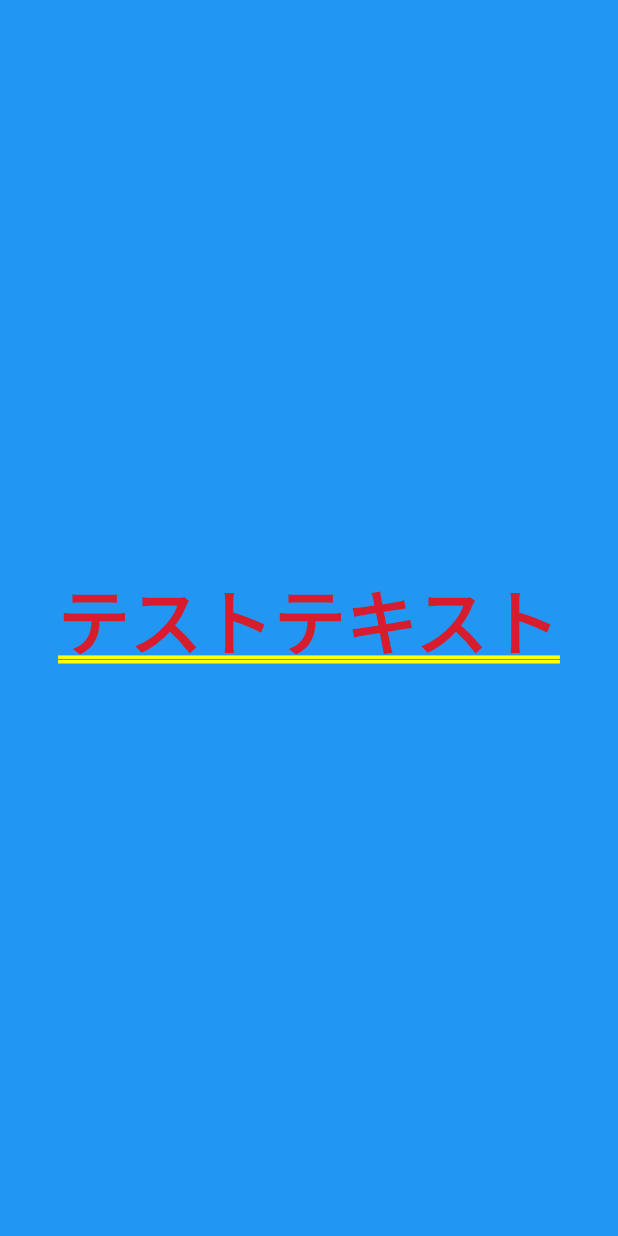
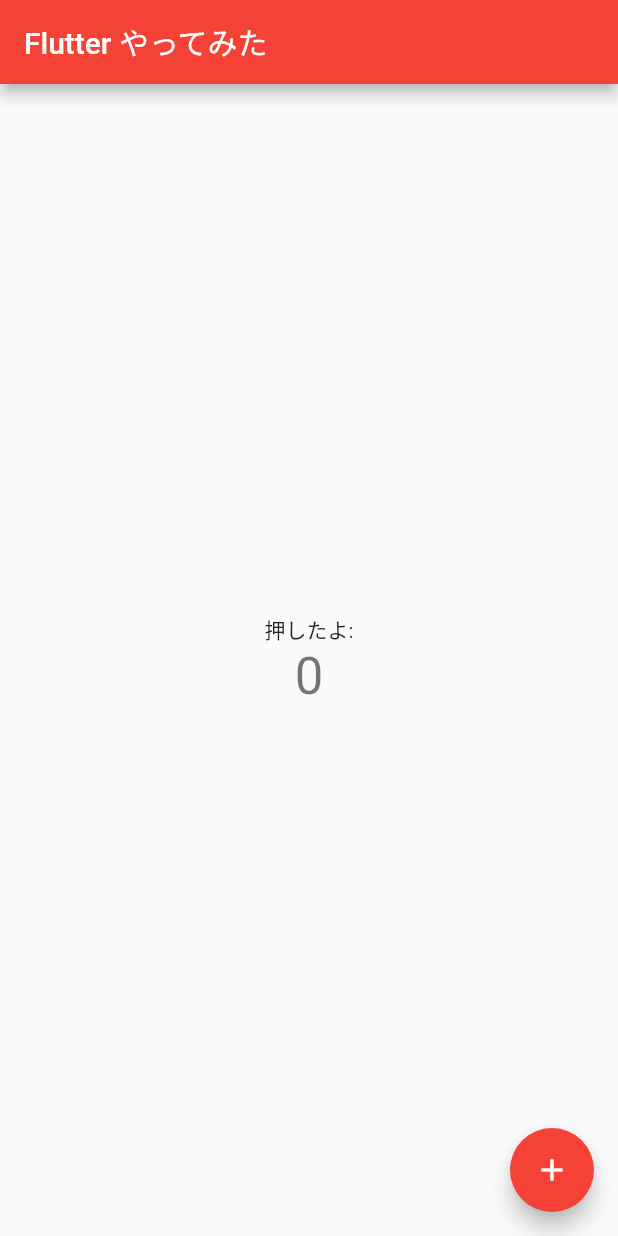
Before and after one commit to ddd503/flutter_app_practice, a Flutter app: the MyHomePage screen opened directly, on a phone screen of 412 x 824 dp. Run offline on Flutter 3.47's test engine with Material 2 defaults, Android fonts, the phone set to English and light mode, and no system bars.

Commit message:
add sample view

```diff
--- /dev/null
+++ b/lib/sample.dart
@@ -0,0 +1,85 @@
+import 'package:flutter/material.dart';
+
+void main() => runApp(MyApp());
+
+class MyApp extends StatelessWidget {
+  @override
+  Widget build(BuildContext context) {
+    return MaterialApp(
+        title: 'Flutter Demo',
+        theme: ThemeData(
+          primarySwatch: Colors.blue,
+        ),
+        home: MyHomePage(title: 'Flutter やってみた', text: 'テストテキスト')
+    );
+  }
+}
+
+// ignore: unused_element
+class _TestView extends State<MyHomePage> {
+
+  @override
+  Widget build(BuildContext context) {
+    double width = MediaQuery.of(context).size.width;
+    double height = MediaQuery.of(context).size.height;
+    return Center(child: Container(
+      width: width,
+      height: height,
+      color: Colors.blue,
+      child: Column(
+        mainAxisAlignment: MainAxisAlignment.center,
+        children: <Widget>
+        [Text(widget.text), Text(widget.title)],
+      ),
+    ),
+    );
+  }
+}
+
+class MyHomePage extends StatefulWidget {
+  MyHomePage({Key key, this.title, this.text}) : super(key: key);
+
+  final String title;
+  final String text;
+
+  @override
+  _MyHomePageState createState() => _MyHomePageState();
+}
+
+class _MyHomePageState extends State<MyHomePage> {
+  int _counter = 0;
+
+  void _incrementCounter() {
+    setState(() {
+      _counter++;
+    });
+  }
+
+  @override
+  Widget build(BuildContext context) {
+    return Scaffold(
+      appBar: AppBar(
+        title: Text(widget.title),
+      ),
+      body: Center(
+        child: Column(
+          mainAxisAlignment: MainAxisAlignment.center,
+          children: <Widget>[
+            Text(
+              '押したよ:',
+            ),
+            Text(
+              '$_counter',
+              style: Theme.of(context).textTheme.display1,
+            ),
+          ],
+        ),
+      ),
+      floatingActionButton: FloatingActionButton(
+        onPressed: _incrementCounter,
+        tooltip: 'Increment',
+        child: Icon(Icons.add),
+      ),
+    );
+  }
+}
```
Also changed, not shown: lib/main.dart (+20 -63 lines).
